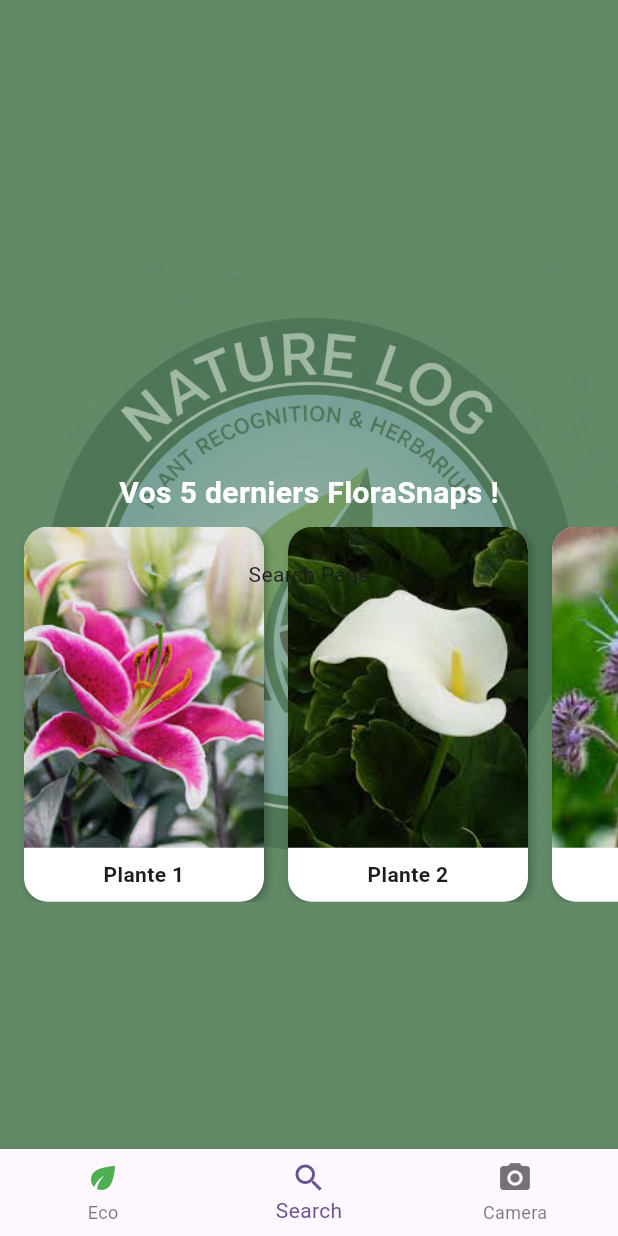
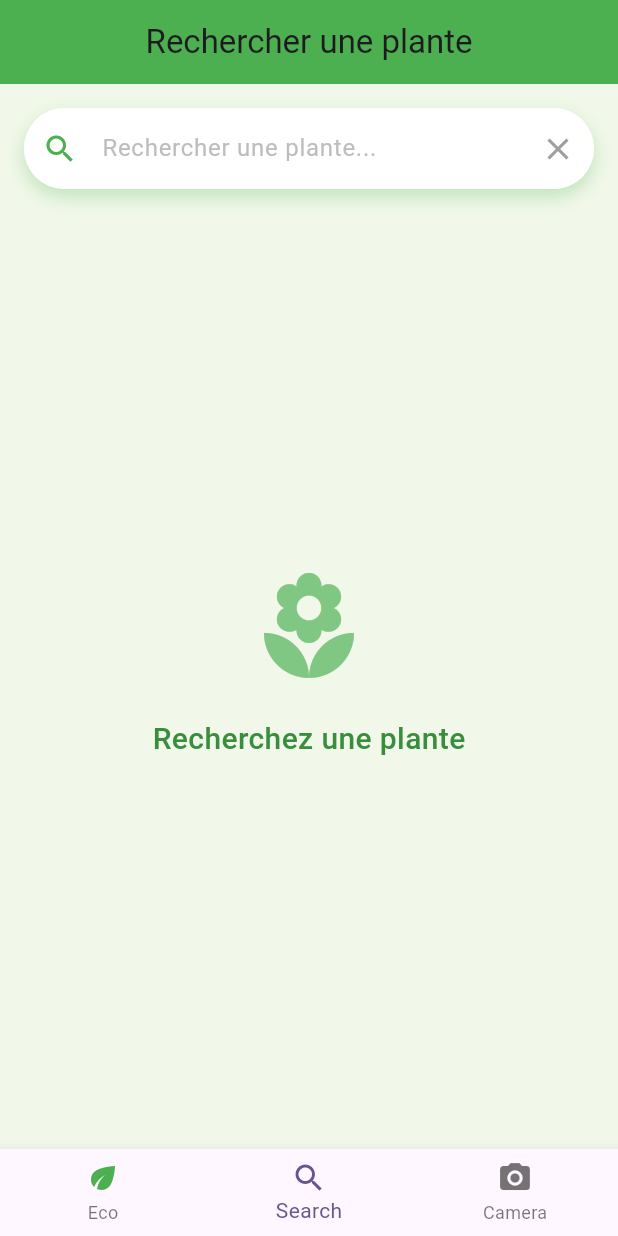
Before and after one commit to juleseseo/NatureLogFlutter, a Flutter app: the screen it shows after launch, item 2 of the bottom bar chosen, on a phone screen of 412 x 824 dp. Run offline on Flutter 3.47's test engine with Material 3 defaults, Android fonts, the phone set to English and light mode, and no system bars; our stand-ins replace bloc, camera, flutter_bloc.

Commit message:
add search functionality with UI and state management

```diff
--- /dev/null
+++ b/lib/cubits/search_state.dart
@@ -0,0 +1,17 @@
+part of 'search_cubit.dart';
+
+abstract class SearchState {}
+
+class SearchInitial extends SearchState {}
+
+class SearchLoading extends SearchState {}
+
+class SearchSuccess extends SearchState {
+  final List<Map<String, String>> results;
+  SearchSuccess(this.results);
+}
+
+class SearchError extends SearchState {
+  final String message;
+  SearchError(this.message);
+}
--- a/lib/main.dart
+++ b/lib/main.dart
@@ -4,6 +4,7 @@ import 'package:flutter_bloc/flutter_bloc.dart';
 import 'package:nature_log_flutter/repository/plant_repository.dart';
 import 'package:nature_log_flutter/ui/screens/camera.dart';
 import 'cubits/camera_cubit.dart';
+import 'cubits/search_cubit.dart';
 import 'ui/screens/home.dart';
 
 late List<CameraDescription> cameras;
@@ -19,9 +20,17 @@ class MyApp extends StatelessWidget {
 
   @override
   Widget build(BuildContext context) {
-    return BlocProvider(
-      create: (context) => CameraCubit(PlantRepository()),
+    return MultiBlocProvider(
+      providers: [
+        BlocProvider(
+          create: (context) => CameraCubit(PlantRepository()),
+        ),
+        BlocProvider(
+          create: (context) => SearchCubit(PlantRepository()),
+        ),
+      ],
       child: MaterialApp(
+        debugShowCheckedModeBanner: false,
         title: 'Flutter Demo',
         routes: {
           '/home': (context) => const HomePage(),
--- a/lib/ui/screens/home.dart
+++ b/lib/ui/screens/home.dart
@@ -1,4 +1,5 @@
 import 'package:flutter/material.dart';
+import 'package:nature_log_flutter/ui/screens/search_plants.dart';
 
 import '../../main.dart';
 import 'camera.dart';
@@ -26,7 +27,7 @@ class _HomePageState extends State<HomePage> {
 
     final List<Widget> _pages = <Widget>[
       const Center(child: Text('Eco Page')),
-      const Center(child: Text('Search Page')),
+      const SearchPlantsScreen(),
       CameraScreen(camera: cameras.first),
     ];
 
--- a/lib/ui/screens/search_plants.dart
+++ b/lib/ui/screens/search_plants.dart
@@ -0,0 +1,148 @@
+import 'package:flutter/material.dart';
+import 'package:flutter_bloc/flutter_bloc.dart';
+
+import '../../cubits/search_cubit.dart';
+
+class SearchPlantsScreen extends StatefulWidget {
+    const SearchPlantsScreen({super.key});
+    @override
+    State<SearchPlantsScreen> createState() => _SearchPlantsScreenState();
+}
+
+class _SearchPlantsScreenState extends State<SearchPlantsScreen> {
+    @override
+    Widget build(BuildContext context) {
+        return Scaffold(
+            backgroundColor: Colors.lightGreen[50],
+            appBar: AppBar(
+                title: const Text('Rechercher une plante'),
+                backgroundColor: Colors.green,
+                centerTitle: true,
+                elevation: 0,
+            ),
+            body: BlocBuilder<SearchCubit, SearchState>(
+                builder: (context, state) {
+                    return Padding(
+                        padding: const EdgeInsets.all(16.0),
+                        child: Column(
+                            children: [
+                                Container(
+                                    decoration: BoxDecoration(
+                                        color: Colors.white,
+                                        borderRadius: BorderRadius.circular(30),
+                                        boxShadow: [
+                                            BoxShadow(
+                                                color: Colors.green.withOpacity(0.3),
+                                                blurRadius: 10,
+                                                offset: const Offset(0, 5),
+                                            ),
+                                        ],
+                                    ),
+                                    child: TextField(
+                                        decoration: InputDecoration(
+                                            hintText: 'Rechercher une plante...',
+                                            hintStyle: TextStyle(color: Colors.grey[400]),
+                                            prefixIcon: const Icon(Icons.search, color: Colors.green),
+                                            suffixIcon: IconButton(
+                                                icon: const Icon(Icons.clear, color: Colors.grey),
+                                                onPressed: () {},
+                                            ),
+                                            border: OutlineInputBorder(
+                                                borderRadius: BorderRadius.circular(30),
+                                                borderSide: BorderSide.none,
+                                            ),
+                                            filled: true,
+                                            fillColor: Colors.white,
+                                            contentPadding: const EdgeInsets.symmetric(horizontal: 20, vertical: 15),
+                                        ),
+                                        onChanged: (value) {
+                                            if (value.length > 2) {
+                                                context.read<SearchCubit>().searchPlants(value);
+                                            }
+                                        },
+                                    ),
+                                ),
+                                const SizedBox(height: 10),
+                                Expanded(
+                                    child: _buildContent(state),
+                                ),
+                            ],
+                        ),
+                    );
+                },
+            ),
+        );
+    }
+
+    Widget _buildContent(SearchState state) {
+        if (state is SearchLoading) {
+            return Center(
+                child: CircularProgressIndicator(color: Colors.green[700]),
+            );
+        } else if (state is SearchSuccess) {
+            return ListView.builder(
+                itemCount: state.results.length,
+                itemBuilder: (context, index) {
+                    final plant = state.results[index];
+                    print(plant);
+                    return Card(
+                        elevation: 3,
+                        shape: RoundedRectangleBorder(
+                            borderRadius: BorderRadius.circular(12),
+                        ),
+                        child: ListTile(
+                            contentPadding: const EdgeInsets.symmetric(horizontal: 20, vertical: 12),
+                            title: Text(
+                                plant['name'] ?? 'Inconnu',
+                                style: const TextStyle(
+                                    fontSize: 17,
+                                    fontWeight: FontWeight.w600,
+                                ),
+                            ),
+                            leading: plant['url'] != null && plant['url']!.isNotEmpty
+                                ? ClipRRect(
+                                borderRadius: BorderRadius.circular(8),
+                                child: Image.network(
+                                    plant['url']!,
+                                    width: 50,
+                                    height: 50,
+                                    fit: BoxFit.cover,
+                                ),
+                            )
+                                : const Icon(Icons.local_florist, color: Colors.green),
+                        ),
+                    );
+                },
+            );
+        } else if (state is SearchError) {
+            return Center(
+                child: Text(
+                    state.message,
+                    style: TextStyle(color: Colors.red[700]),
+                ),
+            );
+        }
+
+        return Center(
+            child: Column(
+                mainAxisAlignment: MainAxisAlignment.center,
+                children: [
+                    Icon(
+                        Icons.local_florist,
+                        size: 80,
+                        color: Colors.green[300],
+                    ),
+                    const SizedBox(height: 20),
+                    Text(
+                        'Recherchez une plante',
+                        style: TextStyle(
+                            fontSize: 20,
+                            color: Colors.green[700],
+                            fontWeight: FontWeight.w500,
+                        ),
+                    ),
+                ],
+            ),
+        );
+    }
+}
```
Also changed, not shown: lib/cubits/search_cubit.dart (added, +23 -0 lines), lib/ui/screens/camera.dart (+129 -36 lines), 1 other file.
